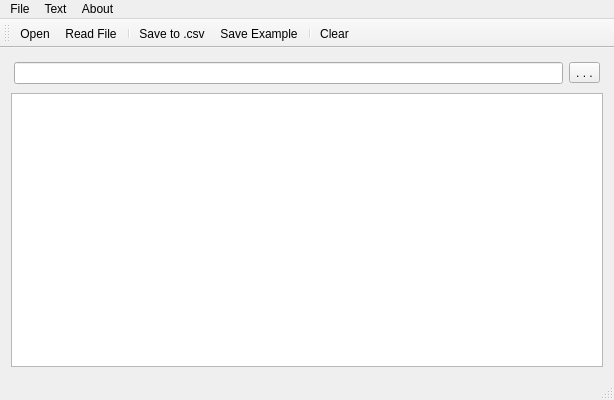
This is mainwindow.ui in tau-lex/Hst-reader as Qt 5 draws it before an edit. The edited form follows.
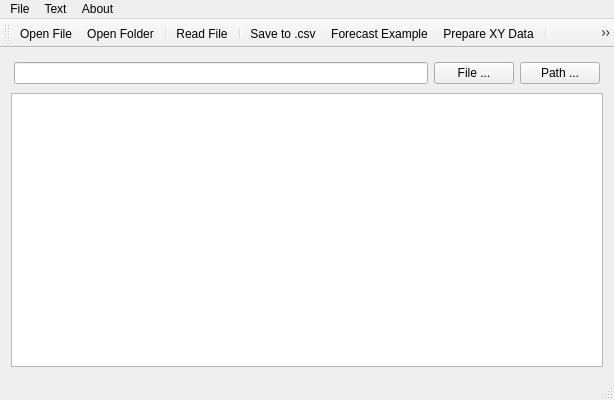
This is the edited form.

Commit message: - update ui for new feature; - add method for prepare data to ML;

Patch:
```diff
--- a/mainwindow.ui
+++ b/mainwindow.ui
@@ -46,9 +46,16 @@
        </widget>
       </item>
       <item>
-       <widget class="QToolButton" name="findFileButton">
+       <widget class="QPushButton" name="findFileButton">
         <property name="text">
-         <string>. . .</string>
+         <string>File ...</string>
+        </property>
+       </widget>
+      </item>
+      <item>
+       <widget class="QPushButton" name="findPathButton">
+        <property name="text">
+         <string>Path ...</string>
         </property>
        </widget>
       </item>
@@ -110,17 +117,20 @@
     <bool>false</bool>
    </attribute>
    <addaction name="actionOpen"/>
+   <addaction name="actionOpenFolder"/>
+   <addaction name="separator"/>
    <addaction name="actionRead_File"/>
    <addaction name="separator"/>
    <addaction name="actionSaveCsv"/>
    <addaction name="actionSave_Example"/>
+   <addaction name="actionPrepare_XY_Data"/>
    <addaction name="separator"/>
    <addaction name="actionClearText"/>
   </widget>
   <widget class="QStatusBar" name="statusBar"/>
   <action name="actionClearText">
    <property name="text">
-    <string>Clear</string>
+    <string>Clear Text</string>
    </property>
    <property name="toolTip">
     <string>Clear text</string>
@@ -128,7 +138,7 @@
   </action>
   <action name="actionOpen">
    <property name="text">
-    <string>Open...</string>
+    <string>Open File</string>
    </property>
    <property name="toolTip">
     <string>Open history file</string>
@@ -144,7 +154,7 @@
   </action>
   <action name="actionSave_Example">
    <property name="text">
-    <string>Save Example</string>
+    <string>Forecast Example</string>
    </property>
    <property name="toolTip">
     <string>Save example a prediction file</string>
@@ -176,6 +186,16 @@
     <string>About Hst-Reader</string>
    </property>
   </action>
+  <action name="actionPrepare_XY_Data">
+   <property name="text">
+    <string>Prepare XY Data</string>
+   </property>
+  </action>
+  <action name="actionOpenFolder">
+   <property name="text">
+    <string>Open Folder</string>
+   </property>
+  </action>
  </widget>
  <layoutdefault spacing="6" margin="11"/>
  <resources/>
```
The commit also changes 3 other files.
